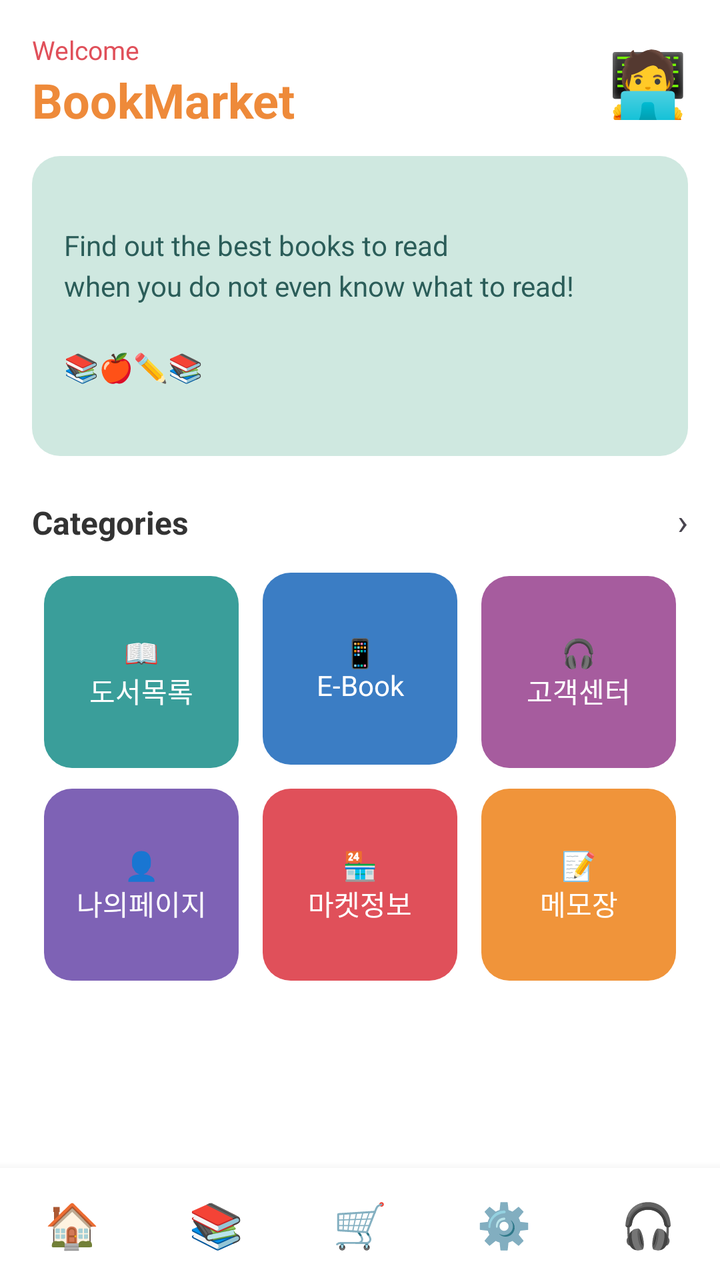
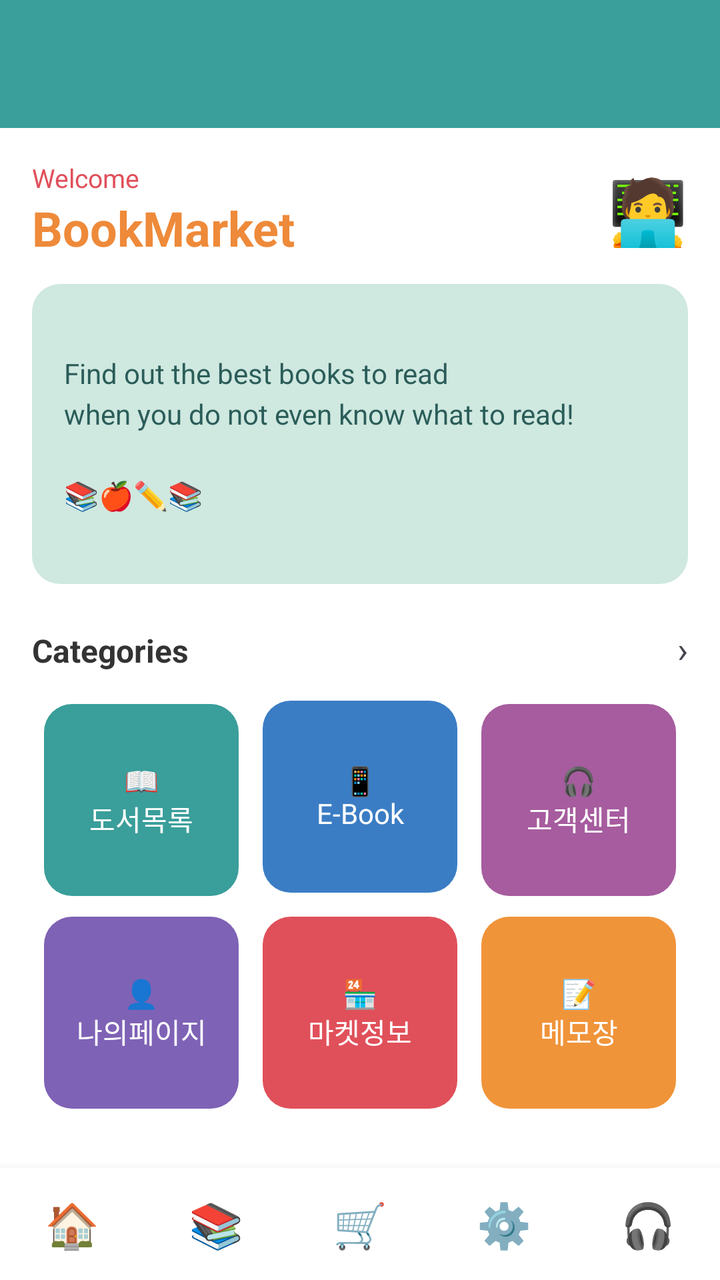

An Android layout rendered at two revisions. The XML below is the earlier revision; the diff shows what the commit changed to produce the second picture.
<!-- AndroidManifest.xml: application theme Theme.BookMarket -->
<!-- res/layout/activity_menu.xml -->
<?xml version="1.0" encoding="utf-8"?>
<LinearLayout xmlns:android="http://schemas.android.com/apk/res/android"
    android:id="@+id/main"
    android:layout_width="match_parent"
    android:layout_height="match_parent"
    android:background="@color/teal"
    android:orientation="vertical">

    <include layout="@layout/menu_content" />

    <include layout="@layout/bottom_nav" />
</LinearLayout>
<!-- res/layout/menu_content.xml (included above) -->
<?xml version="1.0" encoding="utf-8"?>
<ScrollView xmlns:android="http://schemas.android.com/apk/res/android"
    android:layout_width="match_parent"
    android:layout_height="0dp"
    android:layout_weight="1"
    android:background="#FFFFFFFF">

    <LinearLayout
        android:layout_width="match_parent"
        android:layout_height="wrap_content"
        android:orientation="vertical"
        android:padding="16dp">

        <LinearLayout
            android:layout_width="match_parent"
            android:layout_height="wrap_content"
            android:gravity="center_vertical"
            android:orientation="horizontal">

            <LinearLayout
                android:layout_width="0dp"
                android:layout_height="wrap_content"
                android:layout_weight="1"
                android:orientation="vertical">

                <TextView
                    android:layout_width="wrap_content"
                    android:layout_height="wrap_content"
                    android:text="Welcome"
                    android:textColor="#FFE0505A"
                    android:textSize="13sp" />

                <TextView
                    android:layout_width="wrap_content"
                    android:layout_height="wrap_content"
                    android:text="BookMarket"
                    android:textColor="#FFEE8A3A"
                    android:textSize="24sp"
                    android:textStyle="bold" />
            </LinearLayout>

            <TextView
                android:layout_width="wrap_content"
                android:layout_height="wrap_content"
                android:text="🧑‍💻"
                android:textSize="32sp" />
        </LinearLayout>

        <TextView
            android:layout_width="match_parent"
            android:layout_height="150dp"
            android:layout_marginTop="12dp"
            android:background="@drawable/bg_round"
            android:backgroundTint="#FFCFE8E0"
            android:gravity="center_vertical"
            android:lineSpacingExtra="4dp"
            android:padding="16dp"
            android:text="Find out the best books to read\nwhen you do not even know what to read!\n\n📚🍎✏️📚"
            android:textColor="#FF2B5D59"
            android:textSize="14sp" />

        <LinearLayout
            android:layout_width="match_parent"
            android:layout_height="wrap_content"
            android:layout_marginTop="20dp"
            android:orientation="horizontal">

            <TextView
                android:layout_width="0dp"
                android:layout_height="wrap_content"
                android:layout_weight="1"
                android:text="Categories"
                android:textColor="#FF333333"
                android:textSize="16sp"
                android:textStyle="bold" />

            <TextView
                android:layout_width="wrap_content"
                android:layout_height="wrap_content"
                android:text="›"
                android:textSize="18sp" />
        </LinearLayout>

        <LinearLayout
            android:layout_width="match_parent"
            android:layout_height="wrap_content"
            android:layout_marginTop="8dp"
            android:orientation="horizontal">

            <TextView
                android:id="@+id/tileBookList"
                android:layout_width="0dp"
                android:layout_height="96dp"
                android:layout_margin="6dp"
                android:layout_weight="1"
                android:background="@drawable/bg_round"
                android:backgroundTint="#FF3A9E9A"
                android:gravity="center"
                android:text="📖\n도서목록"
                android:textColor="#FFFFFFFF"
                android:textSize="14sp" />

            <TextView
                android:id="@+id/tileEbook"
                android:layout_width="0dp"
                android:layout_height="96dp"
                android:layout_margin="6dp"
                android:layout_weight="1"
                android:background="@drawable/bg_round"
                android:backgroundTint="#FF3B7DC4"
                android:gravity="center"
                android:text="📱\nE-Book"
                android:textColor="#FFFFFFFF"
                android:textSize="14sp" />

            <TextView
                android:id="@+id/tileCustomer"
                android:layout_width="0dp"
                android:layout_height="96dp"
                android:layout_margin="6dp"
                android:layout_weight="1"
                android:background="@drawable/bg_round"
                android:backgroundTint="#FFA65C9E"
                android:gravity="center"
                android:text="🎧\n고객센터"
                android:textColor="#FFFFFFFF"
                android:textSize="14sp" />
        </LinearLayout>

        <LinearLayout
            android:layout_width="match_parent"
            android:layout_height="wrap_content"
            android:orientation="horizontal">

            <TextView
                android:id="@+id/tileMyPage"
                android:layout_width="0dp"
                android:layout_height="96dp"
                android:layout_margin="6dp"
                android:layout_weight="1"
                android:background="@drawable/bg_round"
                android:backgroundTint="#FF7E62B5"
                android:gravity="center"
                android:text="👤\n나의페이지"
                android:textColor="#FFFFFFFF"
                android:textSize="14sp" />

            <TextView
                android:id="@+id/tileMarket"
                android:layout_width="0dp"
                android:layout_height="96dp"
                android:layout_margin="6dp"
                android:layout_weight="1"
                android:background="@drawable/bg_round"
                android:backgroundTint="#FFE0505A"
                android:gravity="center"
                android:text="🏪\n마켓정보"
                android:textColor="#FFFFFFFF"
                android:textSize="14sp" />

            <TextView
                android:id="@+id/tileMemo"
                android:layout_width="0dp"
                android:layout_height="96dp"
                android:layout_margin="6dp"
                android:layout_weight="1"
                android:background="@drawable/bg_round"
                android:backgroundTint="#FFF0943A"
                android:gravity="center"
                android:text="📝\n메모장"
                android:textColor="#FFFFFFFF"
                android:textSize="14sp" />
        </LinearLayout>
    </LinearLayout>
</ScrollView>
<!-- res/layout/bottom_nav.xml (included above) -->
<?xml version="1.0" encoding="utf-8"?>
<LinearLayout xmlns:android="http://schemas.android.com/apk/res/android"
    android:layout_width="match_parent"
    android:layout_height="56dp"
    android:background="#FFFFFFFF"
    android:elevation="8dp"
    android:gravity="center_vertical"
    android:orientation="horizontal">

    <TextView
        android:layout_width="0dp"
        android:layout_height="wrap_content"
        android:layout_weight="1"
        android:gravity="center"
        android:text="🏠"
        android:textSize="22sp" />

    <TextView
        android:layout_width="0dp"
        android:layout_height="wrap_content"
        android:layout_weight="1"
        android:gravity="center"
        android:text="📚"
        android:textSize="22sp" />

    <TextView
        android:layout_width="0dp"
        android:layout_height="wrap_content"
        android:layout_weight="1"
        android:gravity="center"
        android:text="🛒"
        android:textSize="22sp" />

    <TextView
        android:layout_width="0dp"
        android:layout_height="wrap_content"
        android:layout_weight="1"
        android:gravity="center"
        android:text="⚙️"
        android:textSize="22sp" />

    <TextView
        android:layout_width="0dp"
        android:layout_height="wrap_content"
        android:layout_weight="1"
        android:gravity="center"
        android:text="🎧"
        android:textSize="22sp" />
</LinearLayout>
<!-- resources referenced by this layout -->
<resources>
  <color name="teal">#FF3A9E9A</color>
  <!-- drawable bg_round (drawable) -->
  <?xml version="1.0" encoding="utf-8"?>
  <shape xmlns:android="http://schemas.android.com/apk/res/android"
      android:shape="rectangle">
      <solid android:color="#FFFFFFFF" />
      <corners android:radius="14dp" />
  </shape>
  <style name="Theme.BookMarket" parent="Base.Theme.BookMarket" />
  <style name="Base.Theme.BookMarket" parent="Theme.Material3.Light.NoActionBar">
          <item name="colorPrimary">@color/teal</item>
          <item name="colorOnPrimary">@color/white</item>
          <item name="colorSecondary">@color/orange</item>
      </style>
  <color name="white">#FFFFFFFF</color>
  <color name="orange">#FFEE8A3A</color>
</resources>

<!-- the commit's change to res/layout/activity_menu.xml (unified diff, before → after) -->
@@ -1,15 +1,43 @@
 <?xml version="1.0" encoding="utf-8"?>
-<LinearLayout xmlns:android="http://schemas.android.com/apk/res/android"
-    android:id="@+id/main"
-    android:layout_width="match_parent"
-    android:layout_height="match_parent"
+<androidx.drawerlayout.widget.DrawerLayout xmlns:android="http://schemas.android.com/apk/res/android"
+    xmlns:app="http://schemas.android.com/apk/res-auto"
+    android:id="@+id/drawerLayout"
+    android:layout_width="match_parent"
+    android:layout_height="match_parent">
+
+    <LinearLayout
+        android:id="@+id/main"
+        android:layout_width="match_parent"
+        android:layout_height="match_parent"
+        android:background="@color/teal"
+        android:orientation="vertical">
+
+        <include layout="@layout/app_toolbar" />
+
+        <include layout="@layout/menu_content" />
+
+        <include layout="@layout/bottom_nav" />
+    </LinearLayout>
+
+    <com.google.android.material.navigation.NavigationView
+        android:id="@+id/navView"
+        android:layout_width="wrap_content"
+        android:layout_height="match_parent"
+        android:layout_gravity="start"
+        app:headerLayout="@layout/nav_header"
+        app:menu="@menu/nav_menu" />
+</androidx.drawerlayout.widget.DrawerLayout>
+<!-- res/layout/app_toolbar.xml (included above) -->
+<?xml version="1.0" encoding="utf-8"?>
+<com.google.android.material.appbar.MaterialToolbar xmlns:android="http://schemas.android.com/apk/res/android"
+    xmlns:app="http://schemas.android.com/apk/res-auto"
+    android:id="@+id/toolbar"
+    android:layout_width="match_parent"
+    android:layout_height="?attr/actionBarSize"
     android:background="@color/teal"
-    android:orientation="vertical">
-
-    <include layout="@layout/menu_content" />
-
-    <include layout="@layout/bottom_nav" />
-</LinearLayout>
+    android:theme="@style/ThemeOverlay.Material3.Dark.ActionBar"
+    app:popupTheme="@style/ThemeOverlay.Material3.Light"
+    app:titleTextColor="@color/white" />
 <!-- res/layout/menu_content.xml (included above) -->
 <?xml version="1.0" encoding="utf-8"?>
 <ScrollView xmlns:android="http://schemas.android.com/apk/res/android"
@@ -236,3 +264,28 @@
         android:text="🎧"
         android:textSize="22sp" />
 </LinearLayout>
+<!-- res/layout/nav_header.xml (included above) -->
+<?xml version="1.0" encoding="utf-8"?>
+<LinearLayout xmlns:android="http://schemas.android.com/apk/res/android"
+    android:layout_width="match_parent"
+    android:layout_height="180dp"
+    android:background="#FFF4A46B"
+    android:gravity="bottom"
+    android:orientation="vertical"
+    android:padding="16dp">
+
+    <TextView
+        android:layout_width="wrap_content"
+        android:layout_height="wrap_content"
+        android:text="🏪📚"
+        android:textSize="48sp" />
+
+    <TextView
+        android:layout_width="wrap_content"
+        android:layout_height="wrap_content"
+        android:layout_marginTop="8dp"
+        android:text="BookMarket"
+        android:textColor="#FFFFFFFF"
+        android:textSize="20sp"
+        android:textStyle="bold" />
+</LinearLayout>
